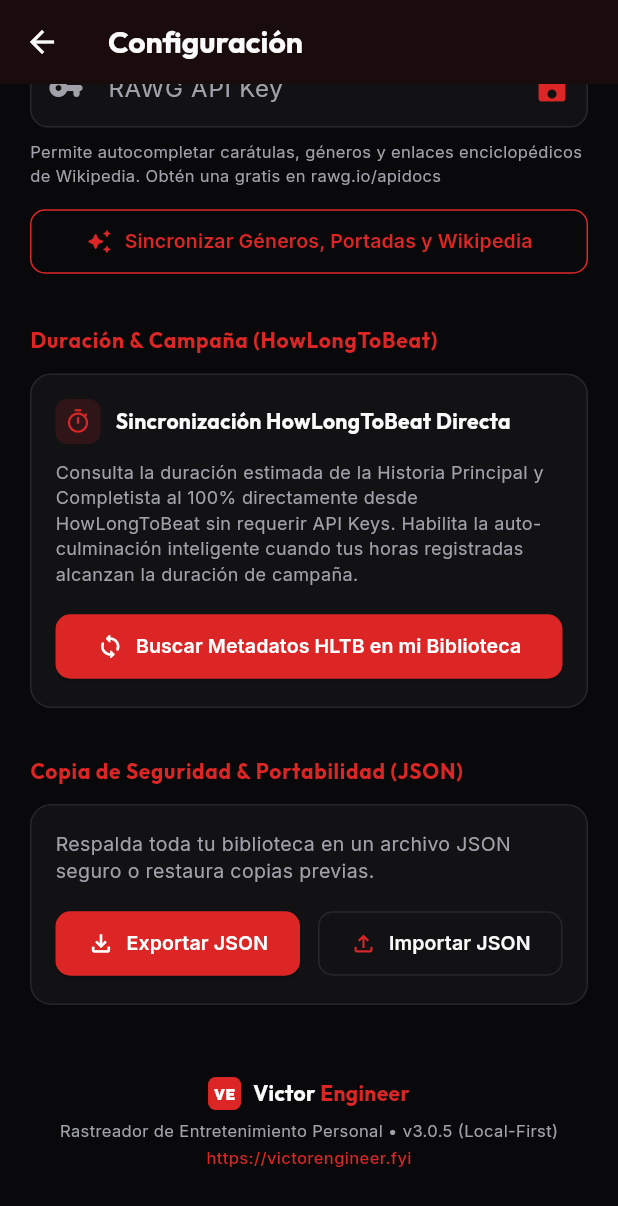
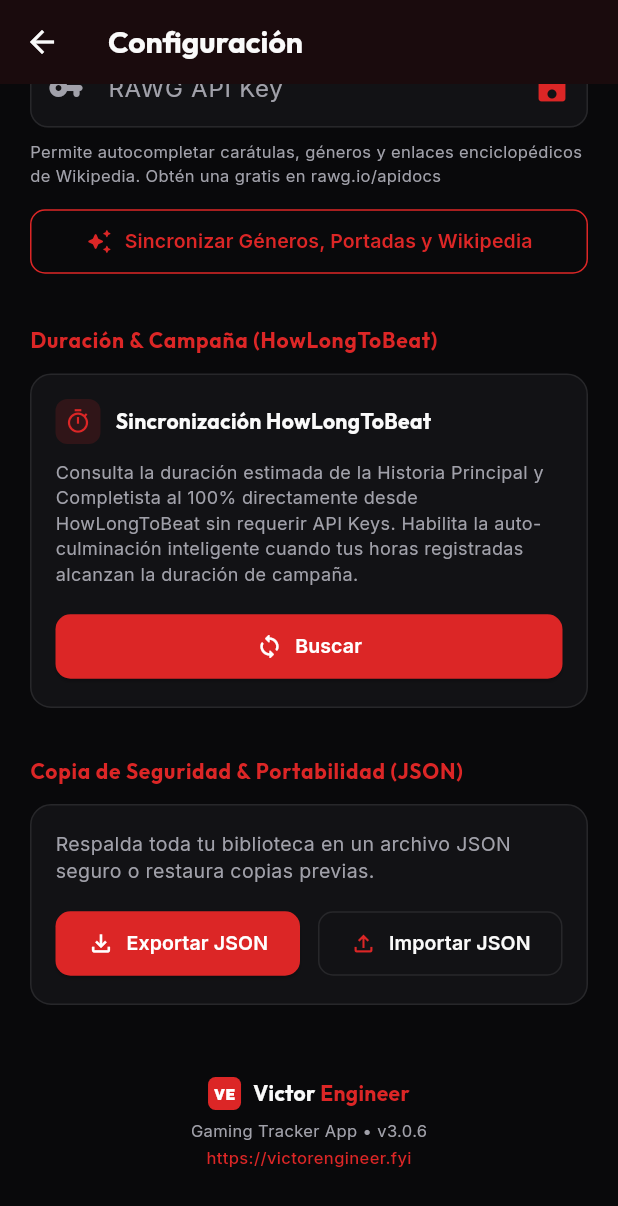
Before and after one commit to VICTOREB13/App-Game-Tracker, a Flutter app: the SettingsScreen screen opened directly, scrolled down 863 dp, on a phone screen of 412 x 824 dp. Shown: the top 1206 px of the screen. Run offline on Flutter 3.47's test engine with Material 3 defaults, Android fonts, the phone set to English and light mode, and no system bars; our stand-ins replace cached_network_image, file_picker, fl_chart, google_fonts, shared_preferences, sqflite and 1 more; accounts and stored records are empty.

```diff
--- a/frontend/lib/screens/settings_screen.dart
+++ b/frontend/lib/screens/settings_screen.dart
@@ -847,7 +847,7 @@
                         ),
                         const SizedBox(width: 10),
                         Text(
-                          'Sincronización HowLongToBeat Directa',
+                          'Sincronización HowLongToBeat',
                           style: GoogleFonts.outfit(
                             fontSize: 14,
                             fontWeight: FontWeight.bold,
@@ -883,7 +883,7 @@
                         label: Text(
                           _isSyncingHltb
                               ? 'Consultando HowLongToBeat...'
-                              : 'Buscar Metadatos HLTB en mi Biblioteca',
+                              : 'Buscar',
                           style: GoogleFonts.inter(
                             fontSize: 13,
                             fontWeight: FontWeight.w600,
@@ -1030,7 +1030,7 @@
                     ),
                     const SizedBox(height: 6),
                     Text(
-                      'Rastreador de Entretenimiento Personal • v3.0.5 (Local-First)',
+                      'Gaming Tracker App • v3.0.6',
                       style: GoogleFonts.inter(
                         fontSize: 11,
                         color: AppColors.textSecondary(context),
```
